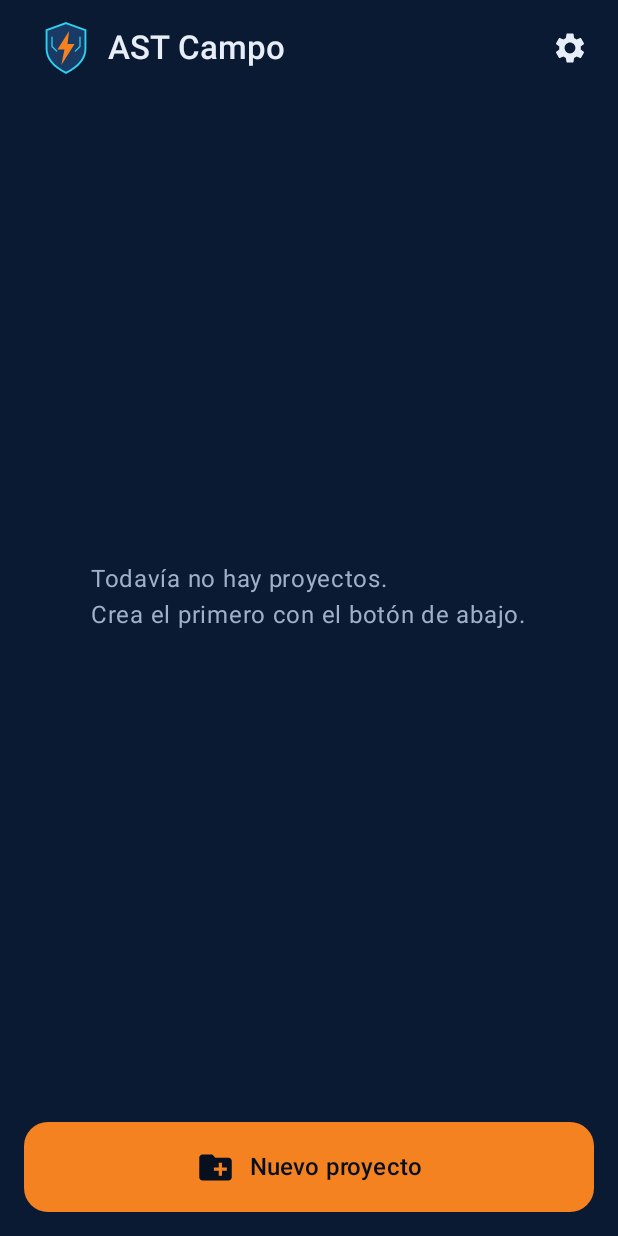
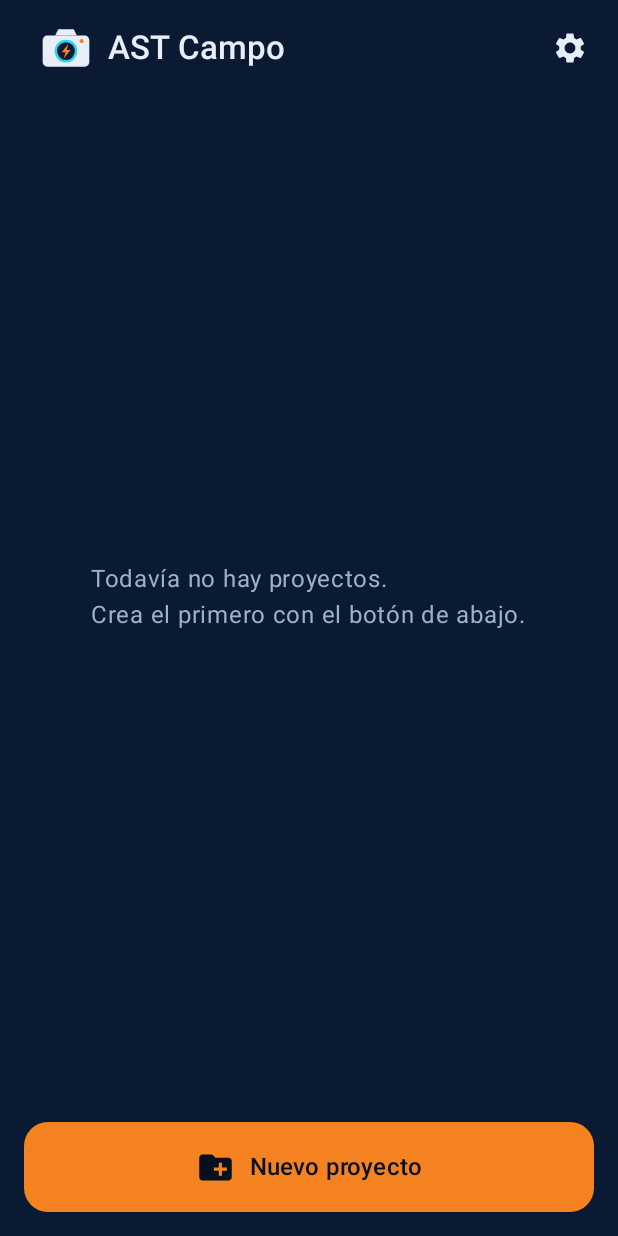
Before and after one commit to arrietasolucionestecnologicas-oss/caldera, an Android app built with Jetpack Compose: the screen it shows after launch (MainActivity), on a phone screen of 412 x 824 dp. Run offline under Robolectric (Android 15) with nearby library versions, the phone set to English and light mode, and no system bars; our stand-ins replace Room's generated code; pictures from the network do not load.

```diff
--- a/ast-campo/app/build.gradle.kts
+++ b/ast-campo/app/build.gradle.kts
@@ -25,8 +25,8 @@ android {
         applicationId = "co.ast.campo"
         minSdk = 29
         targetSdk = 37
-        versionCode = 5
-        versionName = "1.3.1"
+        versionCode = 6
+        versionName = "1.3.2"
         resourceConfigurations += listOf("es")
     }
 
--- a/ast-campo/app/src/main/res/drawable/ast_logo.xml
+++ b/ast-campo/app/src/main/res/drawable/ast_logo.xml
@@ -1,25 +1,34 @@
 <?xml version="1.0" encoding="utf-8"?>
 <!--
-  LOGO PROVISIONAL (escudo con circuito y rayo). ÚNICO recurso del logo: reemplaza este archivo
-  (vector de 108 x 108 dp con el contenido dentro del círculo central de 66 dp) o un ast_logo.png
-  de 432 x 432 px con fondo transparente. Se usa como ícono de la app y en la barra de Proyectos.
+  ÍCONO DE LA APP: cámara con el rayo de A.S.T. dentro del lente. ÚNICO recurso del ícono: reemplaza este archivo
+  (vector de 108 x 108 dp con el contenido dentro del círculo central de 66 dp) o un ast_logo.png de 432 x 432 px
+  con fondo transparente. Se usa como ícono de la app (con fondo azul marino) y en la barra de Proyectos.
 -->
 <vector xmlns:android="http://schemas.android.com/apk/res/android"
     android:width="108dp"
     android:height="108dp"
     android:viewportWidth="108"
     android:viewportHeight="108">
+    <!-- visor superior -->
     <path
-        android:fillColor="#1A3A66"
+        android:fillColor="#E8EEF7"
+        android:pathData="M40,38 L44,30 H64 L68,38 Z" />
+    <!-- cuerpo de la cámara -->
+    <path
+        android:fillColor="#E8EEF7"
+        android:pathData="M30,38 H78 A6,6 0 0 1 84,44 V72 A6,6 0 0 1 78,78 H30 A6,6 0 0 1 24,72 V44 A6,6 0 0 1 30,38 Z" />
+    <!-- lente: aro cian y centro azul marino -->
+    <path
+        android:fillColor="#0B1A33"
         android:strokeColor="#2BD4F0"
-        android:strokeWidth="2.4"
-        android:pathData="M54,22 L79,31 L79,55 C79,69 68,79 54,86 C40,79 29,69 29,55 L29,31 Z" />
-    <path
-        android:strokeColor="#2BD4F0"
-        android:strokeWidth="1.6"
-        android:strokeLineCap="round"
-        android:pathData="M36,40 L36,52 M72,40 L72,52 M36,52 L42,58 M72,52 L66,58" />
+        android:strokeWidth="3.2"
+        android:pathData="M54,45 A13,13 0 1 1 54,71 A13,13 0 1 1 54,45 Z" />
+    <!-- rayo naranja dentro del lente -->
     <path
         android:fillColor="#F58220"
-        android:pathData="M58,32 L43,56 L52,56 L48,76 L65,49 L56,49 Z" />
+        android:pathData="M57,49 L48.5,59.5 H53.5 L51,67.5 L60,56.5 H55 Z" />
+    <!-- destello del flash -->
+    <path
+        android:fillColor="#F58220"
+        android:pathData="M74,42.5 A2.6,2.6 0 1 1 74,47.7 A2.6,2.6 0 1 1 74,42.5 Z" />
 </vector>
```
Also changed, not shown: 5 other files.
